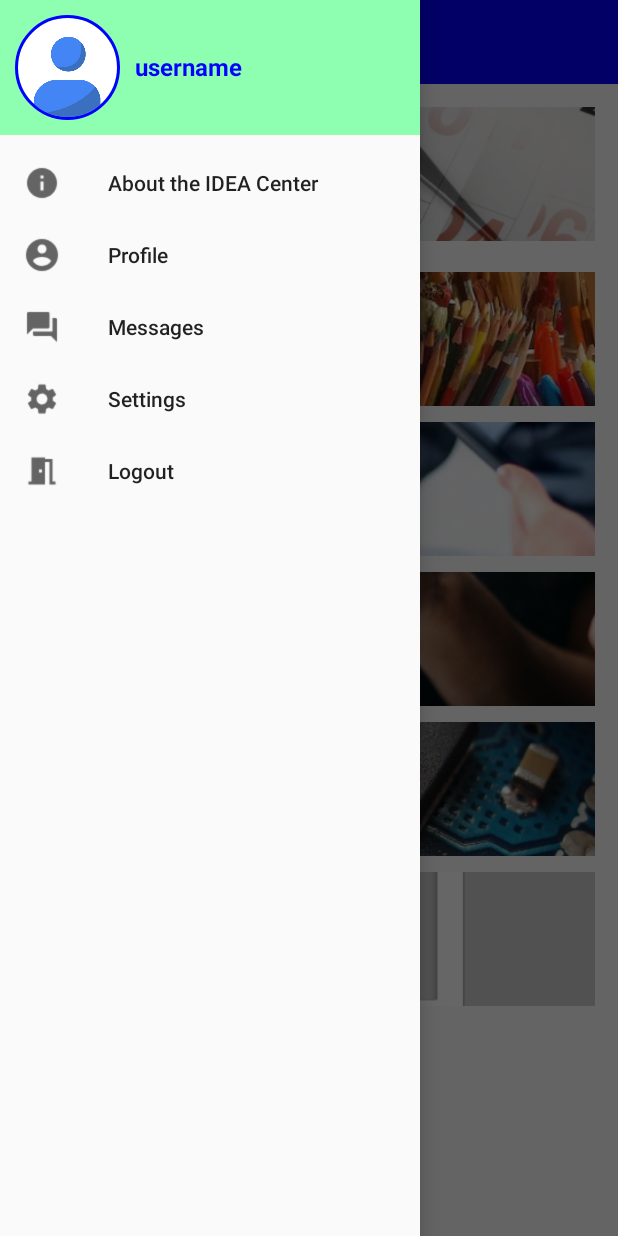
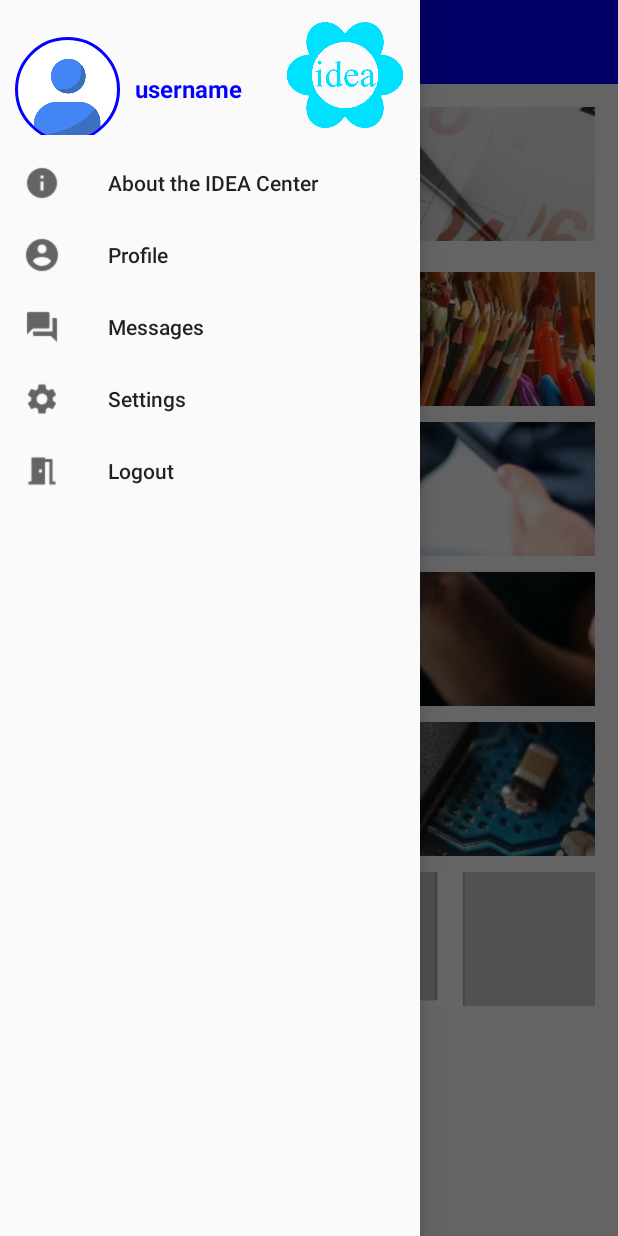
Before and after one commit to natekamp/IDEACenter_app, an Android app: the MainActivity screen opened directly, with no data from a screen before it, with the side drawer open, on a phone screen of 412 x 824 dp. Run offline under Robolectric (Android 15) with nearby library versions, the phone set to English and light mode, and no system bars; our stand-ins replace CircleImageView, Firebase (no records; nobody signed in at launch, a user with empty details on screens opened directly), Picasso; pictures from the network do not load; 1 statement that could not run was skipped.

Commit message:
small fixes

```diff
--- a/app/src/main/res/layout/activity_about.xml
+++ b/app/src/main/res/layout/activity_about.xml
@@ -13,8 +13,8 @@
 
     <ImageView
         android:id="@+id/about_logo"
-        android:layout_width="wrap_content"
-        android:layout_height="wrap_content"
+        android:layout_width="200dp"
+        android:layout_height="200dp"
         app:layout_constraintTop_toBottomOf="@id/about_toolbar"
         app:layout_constraintStart_toStartOf="parent"
         app:layout_constraintEnd_toEndOf="parent"
@@ -66,7 +66,10 @@
         android:layout_margin="10dp"
         app:layout_constraintTop_toBottomOf="@id/about_acronym_meaning"
         app:layout_constraintStart_toStartOf="parent"
-        android:text="more info about idea center..."
-        android:textStyle="bold"/>
+        app:layout_constraintEnd_toEndOf="parent"
+        android:text="@string/about_credits"
+        android:textColor="@color/colorPrimaryDark"
+        android:textSize="15sp"
+        android:textAlignment="center"/>
 
 </android.support.constraint.ConstraintLayout>
--- a/app/src/main/res/layout/navigation_header.xml
+++ b/app/src/main/res/layout/navigation_header.xml
@@ -1,18 +1,18 @@
 <?xml version="1.0" encoding="utf-8"?>
-<RelativeLayout xmlns:android="http://schemas.android.com/apk/res/android"
+<android.support.constraint.ConstraintLayout xmlns:android="http://schemas.android.com/apk/res/android"
     xmlns:tools="http://schemas.android.com/tools"
     android:layout_width="match_parent"
     android:layout_height="90dp"
-    xmlns:app="http://schemas.android.com/apk/res-auto"
-    android:background="@color/colorAccent">
+    xmlns:app="http://schemas.android.com/apk/res-auto">
 
     <de.hdodenhof.circleimageview.CircleImageView
         android:id="@+id/nav_profile_picture"
         android:layout_width="70dp"
         android:layout_height="70dp"
-        android:layout_alignParentBottom="true"
-        android:layout_marginBottom="10dp"
-        android:layout_marginStart="10dp"
+        app:layout_constraintStart_toStartOf="parent"
+        app:layout_constraintTop_toTopOf="parent"
+        app:layout_constraintBottom_toTopOf="@id/nav_divider"
+        android:layout_margin="10dp"
         android:src="@drawable/profile_picture"
         app:civ_border_color="@color/colorPrimaryDark"
         app:civ_border_width="2dp"/>
@@ -21,14 +21,34 @@
         android:id="@+id/nav_username"
         android:layout_width="wrap_content"
         android:layout_height="24dp"
-        android:layout_alignTop="@+id/nav_profile_picture"
-        android:layout_toEndOf="@+id/nav_profile_picture"
+        app:layout_constraintStart_toEndOf="@id/nav_profile_picture"
+        app:layout_constraintTop_toTopOf="@id/nav_profile_picture"
+        app:layout_constraintBottom_toBottomOf="@id/nav_profile_picture"
         android:layout_marginStart="10dp"
-        android:layout_marginTop="23dp"
         android:text="username"
         android:textAlignment="viewStart"
         android:textColor="@color/colorPrimaryDark"
         android:textSize="16sp"
         android:textStyle="bold"/>
 
-</RelativeLayout>
+    <ImageView
+        android:id="@+id/nav_logo"
+        android:layout_width="80dp"
+        android:layout_height="80dp"
+        app:layout_constraintEnd_toEndOf="parent"
+        app:layout_constraintTop_toTopOf="parent"
+        app:layout_constraintBottom_toTopOf="@id/nav_divider"
+        android:layout_margin="10dp"
+        android:src="@drawable/idea_app_icon"/>
+
+    <View
+        android:id="@+id/nav_divider"
+        android:layout_width="0dp"
+        android:layout_height="2dp"
+        android:layout_margin="5dp"
+        app:layout_constraintStart_toStartOf="parent"
+        app:layout_constraintEnd_toEndOf="parent"
+        app:layout_constraintTop_toBottomOf="@id/nav_profile_picture"
+        android:background="@color/colorPrimaryDark"/>
+
+</android.support.constraint.ConstraintLayout>
--- a/app/src/main/res/values/strings.xml
+++ b/app/src/main/res/values/strings.xml
@@ -30,6 +30,7 @@
     <string name="about_acronym">I\nD\nE\nA</string>
     <string name="about_acronym_meaning">- Innovation\n- Design\n- Entrepreneurship\n- Arts</string>
     <string name="about_toolbar_title">About the IDEA Center</string>
+    <string name="about_credits">People behind the IDEA Center:\nClaira Gilchrist,\nNathan Kampbell,\nVincent Vocasek,\nMichael Pintaric</string>
 
     <!--strings used in MainActivity-->
     <string name="drawer_open">Drawer Open</string>
@@ -70,7 +71,7 @@
 
     <!--stings used in PostViewActivity-->
     <string name="post_editor_view_toolbar_title">View Post</string>
-    <string name="post_editor_edit_toolbar_title">View and Edit Post</string>
+    <string name="post_editor_edit_toolbar_title">Edit Post</string>
     <string name="post_editor_update_button">Update Post</string>
     <string name="post_editor_delete_button">Delete Post</string>
     <string name="post_editor_confirm_delete_title">Confirm Deletion:</string>
```
